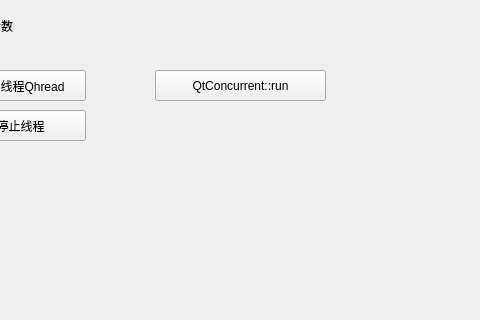
Before: the Qt Designer form QThreadTest/QThreadTest/mainwindow.ui in ksnowlv/qtdemo, drawn with Qt 5; both pictures show x 155 to 635 and y 0 to 320 of the 800 by 600 pixel window.
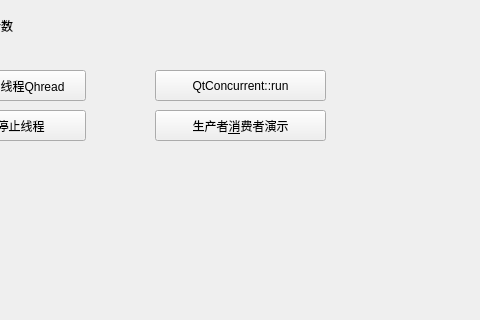
After: the same form once the commit is applied.

```diff
--- a/QThreadTest/QThreadTest/mainwindow.ui
+++ b/QThreadTest/QThreadTest/mainwindow.ui
@@ -66,6 +66,19 @@
      <string>QtConcurrent::run</string>
     </property>
    </widget>
+   <widget class="QPushButton" name="pushButton_4">
+    <property name="geometry">
+     <rect>
+      <x>310</x>
+      <y>110</y>
+      <width>171</width>
+      <height>31</height>
+     </rect>
+    </property>
+    <property name="text">
+     <string>生产者&amp;消费者演示</string>
+    </property>
+   </widget>
   </widget>
   <widget class="QMenuBar" name="menubar">
    <property name="geometry">
```
Left out of the diff: 17 changed lines with no effect on the pictures.
